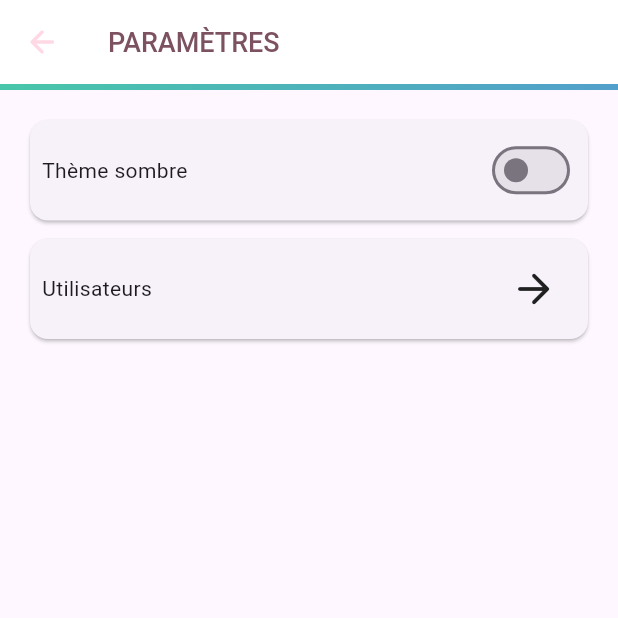
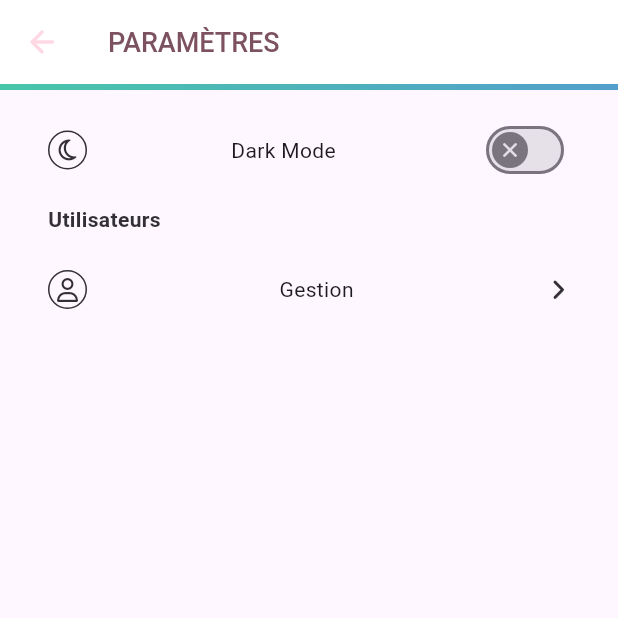
Before and after one commit to ArnaudGrt/flutter_linegitud, a Flutter app: the Settings screen opened by its route, on a phone screen of 412 x 824 dp, the top half of it. Run offline on Flutter 3.47's test engine with Material 3 defaults, Android fonts, the phone set to English and light mode, and no system bars; our stand-ins replace font_awesome_flutter, get, shared_preferences, sqflite_common_ffi; accounts and stored records are empty.

Commit message:
🚧 (settings) screen : interface and style

```diff
--- a/lib/screens/settings.dart
+++ b/lib/screens/settings.dart
@@ -1,4 +1,5 @@
 import 'package:flutter/material.dart';
+import 'package:font_awesome_flutter/font_awesome_flutter.dart';
 import 'package:get/get.dart';
 import 'package:linegitud/controllers/settings.dart';
 import 'package:linegitud/routes/router.dart';
@@ -12,6 +13,15 @@ class Settings extends StatelessWidget {
   @override
   Widget build(BuildContext context) {
     var theme = Theme.of(context);
+
+    final WidgetStateProperty<Icon?> switchIcon =
+        WidgetStateProperty.resolveWith<Icon?>((Set<WidgetState> states) {
+      if (states.contains(WidgetState.selected)) {
+        return const Icon(Icons.check);
+      }
+
+      return const Icon(Icons.close);
+    });
 
     return PopScope(
         key: popKey,
@@ -31,6 +41,7 @@ class Settings extends StatelessWidget {
                         fontSize: 18,
                         fontWeight: FontWeight.w500)),
                 leading: IconButton(
+                  highlightColor: theme.colorScheme.onTertiary,
                   icon: const Icon(Icons.arrow_back_rounded),
                   tooltip: "Retour",
                   onPressed: () {
@@ -60,49 +71,73 @@ class Settings extends StatelessWidget {
                       height: 4.0,
                     ))),
             body: Padding(
-                padding: const EdgeInsets.all(16),
+                padding: const EdgeInsets.only(
+                    left: 32, right: 32, top: 16, bottom: 16),
                 child: Column(
                   children: [
-                    SizedBox(
-                      height: 75,
-                      child: Card(
-                        child: Padding(
-                          padding: const EdgeInsets.all(8),
-                          child: Row(
+                    Row(
                         mainAxisAlignment: MainAxisAlignment.spaceBetween,
                         children: [
-                              const Text("Thème sombre"),
+                          Container(
+                            decoration: BoxDecoration(
+                                borderRadius: const BorderRadius.all(
+                                    Radius.circular(100)),
+                                border: Border.all(
+                                    color: theme.colorScheme.inverseSurface)),
+                            child: Padding(
+                              padding: const EdgeInsets.all(4),
+                              child: Icon(FontAwesomeIcons.moon,
+                                  size: 16,
+                                  color: theme.colorScheme.inverseSurface),
+                            ),
+                          ),
+                          const Text("Dark Mode"),
                           Obx(() => Switch(
+                              activeColor: theme.colorScheme.tertiary,
+                              thumbIcon: switchIcon,
                               value: controller.isDarkMode.value,
                               onChanged: (bool value) {
                                 controller.toggleThemeMode(value);
                               }))
+                        ]),
+                    Row(
+                      mainAxisAlignment: MainAxisAlignment.start,
+                      children: [
+                        Padding(
+                          padding: const EdgeInsets.only(top: 12, bottom: 24),
+                          child: Text(
+                            "Utilisateurs",
+                            style: TextStyle(
+                                color: theme.colorScheme.inverseSurface,
+                                fontSize: 14,
+                                fontWeight: FontWeight.w600),
+                          ),
+                        ),
                       ],
                     ),
+                    Row(
+                        mainAxisAlignment: MainAxisAlignment.spaceBetween,
+                        children: [
+                          Container(
+                            decoration: BoxDecoration(
+                                borderRadius: const BorderRadius.all(
+                                    Radius.circular(100)),
+                                border: Border.all(
+                                    color: theme.colorScheme.inverseSurface)),
+                            child: Padding(
+                              padding: const EdgeInsets.all(4),
+                              child: Icon(FontAwesomeIcons.user,
+                                  size: 16,
+                                  color: theme.colorScheme.inverseSurface),
                             ),
                           ),
-                    ),
-                    const SizedBox(
-                      height: 4,
-                    ),
-                    const SizedBox(
-                      height: 75,
-                      child: Card(
-                        child: Padding(
-                          padding: EdgeInsets.only(left: 8, right: 20),
-                          child: Row(
-                            mainAxisAlignment: MainAxisAlignment.spaceBetween,
-                            children: [
-                              Text("Utilisateurs"),
-                              Icon(
-                                Icons.arrow_forward_rounded,
-                                size: 32,
+                          const Text("Gestion"),
+                          Flexible(
+                            child: Icon(FontAwesomeIcons.angleRight,
+                                size: 16,
+                                color: theme.colorScheme.inverseSurface),
                           )
-                            ],
-                          ),
-                        ),
-                      ),
-                    )
+                        ]),
                   ],
                 ))));
   }
```
Lines whose indentation alone changed are shown as unchanged.
